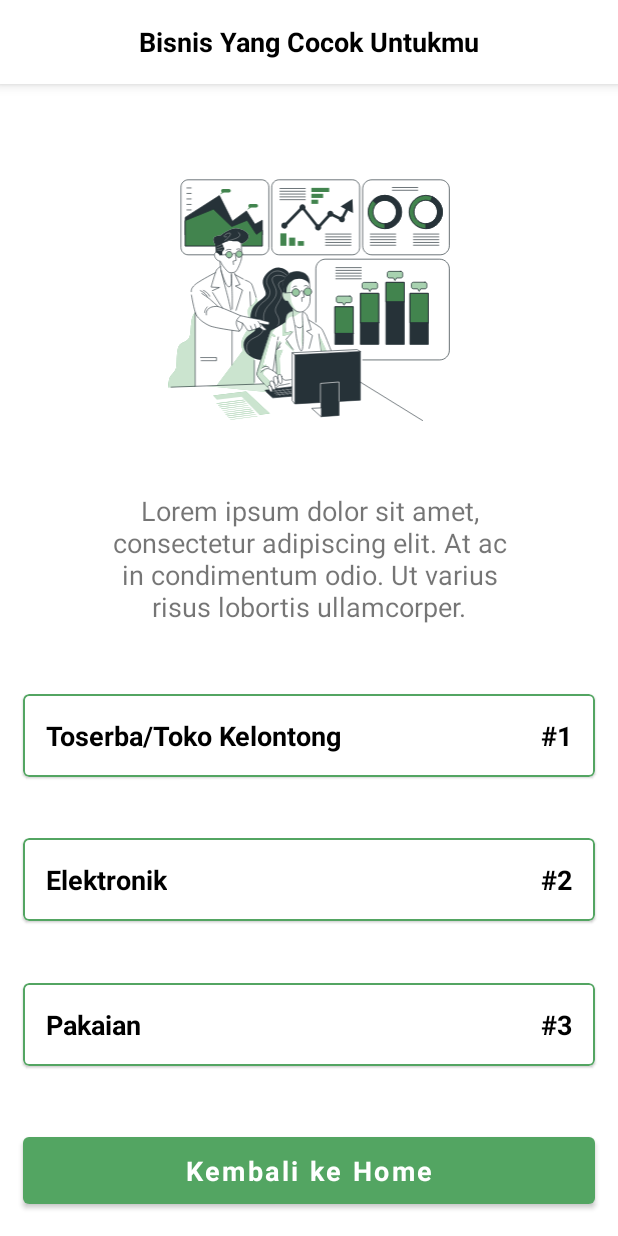
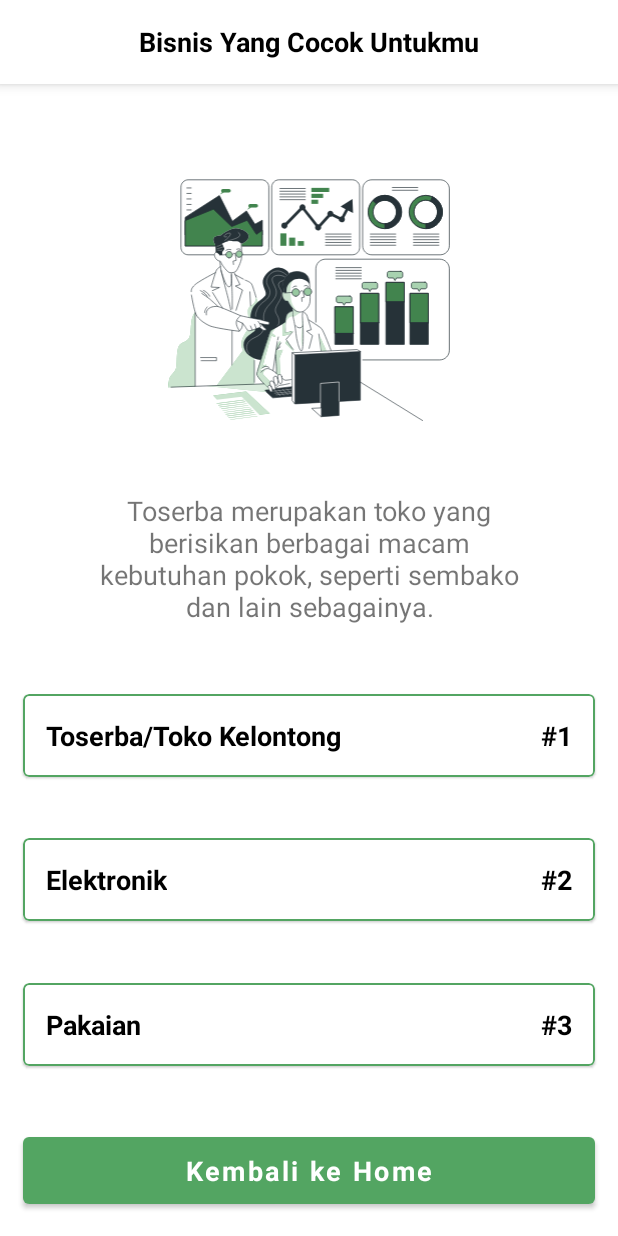
Before and after one commit to bakharaalief/Busaha-App, an Android app: the BusinessResultActivity screen opened directly, with no data from a screen before it, on a phone screen of 412 x 824 dp. Run offline under Robolectric (Android 15) with nearby library versions, the phone set to English and light mode, and no system bars; libraries missing offline, so code that uses them is left out: org.tensorflow.lite; Roboto replaces fonts that are not available here; 2 statements that could not run were skipped.

Commit message:
update description

```diff
--- a/app/src/main/java/com/busaha/busahaapp/presentation/business_result/BusinessResultActivity.kt
+++ b/app/src/main/java/com/busaha/busahaapp/presentation/business_result/BusinessResultActivity.kt
@@ -22,6 +22,7 @@ class BusinessResultActivity : AppCompatActivity() {
     private lateinit var classifier: Classifier
     private lateinit var inputData: IntArray
     private lateinit var labelData: Array<String>
+    private lateinit var descData: Array<String>
     private lateinit var result: List<Pair<String, Float>>
 
     private val modelTFLite = "model_busaha_new.tflite"
@@ -55,6 +56,16 @@ class BusinessResultActivity : AppCompatActivity() {
             "Pakaian",
             "Kosmetik"
         )
+        descData = arrayOf(
+            "Peternakan merupakan jenis usaha yang berfokus pada budidaya ternak dan menghasilkan bahan pangan.",
+            "Toserba merupakan toko yang berisikan berbagai macam kebutuhan pokok, seperti sembako dan lain sebagainya.",
+            "Kuliner Merupakan jenis usaha yang bergerak di bidang makanan. Usaha ini  tergolong memiliki modal kecil, fleksibel, mudah untuk dijalankan.",
+            "Dropship adalah Teknik marketing dimana penjual tidak perlu menyimpan barang, dan penjual akan meneruskan pesanan  kepada produsen.",
+            "Usaha barang digital memanfaatkan kecanggihan teknologi digital untuk menciptakan atau memasarkan suatu produk. Produk dapat berupa software dan semacamnya.",
+            "Hasil menunjukan berdasarkan jawaban yang telah kamu berikan, Kamu cocok untuk membuka bisnis dibidang elektronik.",
+            "Bisnis pakaian tidak akan mati karena pakaian merupakan salah satu kebutuhan primer yang dibutuhkan manusia.",
+            "Bisnis kosmetik memiliki omset yang menjanjikan, hal ini dikarenakan antusias masyarakat tidak akan habis."
+        )
     }
 
     private fun runRecommend() {
@@ -85,8 +96,17 @@ class BusinessResultActivity : AppCompatActivity() {
         binding.result3Text.text = result[2].first
         binding.result3Percent.text = "#3"
 
-        if (result[0].first == labelData[5]) binding.resultDesc.text =
-            "Hasil menunjukan berdasarkan jawaban yang telah kamu berikan, Kamu cocok untuk membuka bisnis dibidang elektronik."
+         binding.resultDesc.text = when(result[0].first){
+             labelData[0] -> descData[0]
+             labelData[1] -> descData[1]
+             labelData[2] -> descData[2]
+             labelData[3] -> descData[3]
+             labelData[4] -> descData[4]
+             labelData[5] -> descData[5]
+             labelData[6] -> descData[6]
+             labelData[7] -> descData[7]
+             else -> "Not Found"
+         }
     }
 
     private fun toMain() {
```
